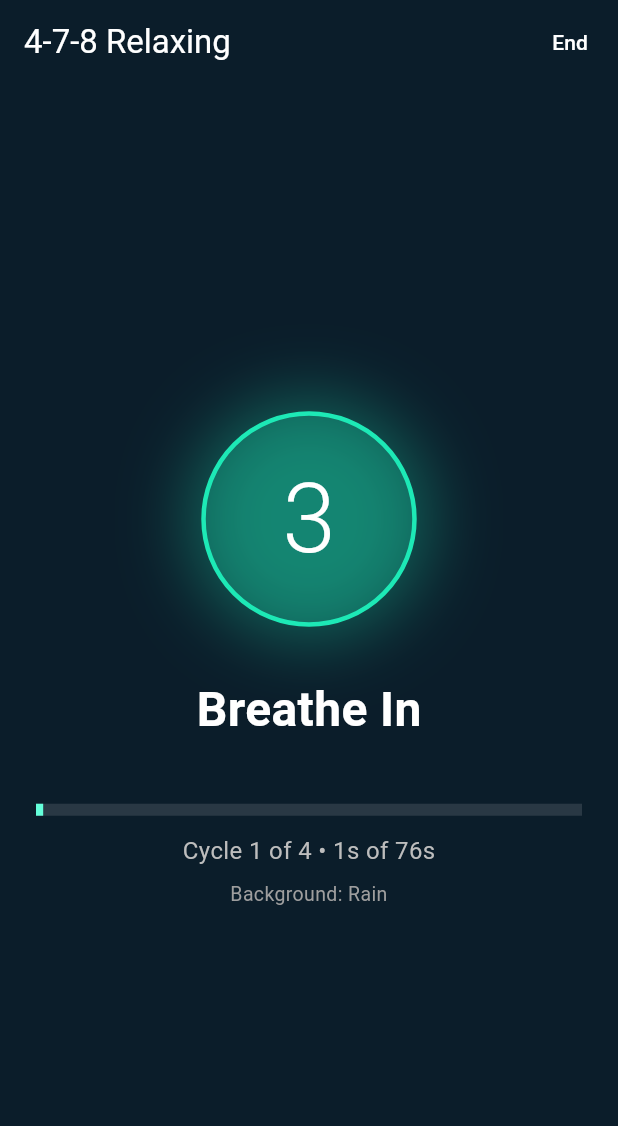
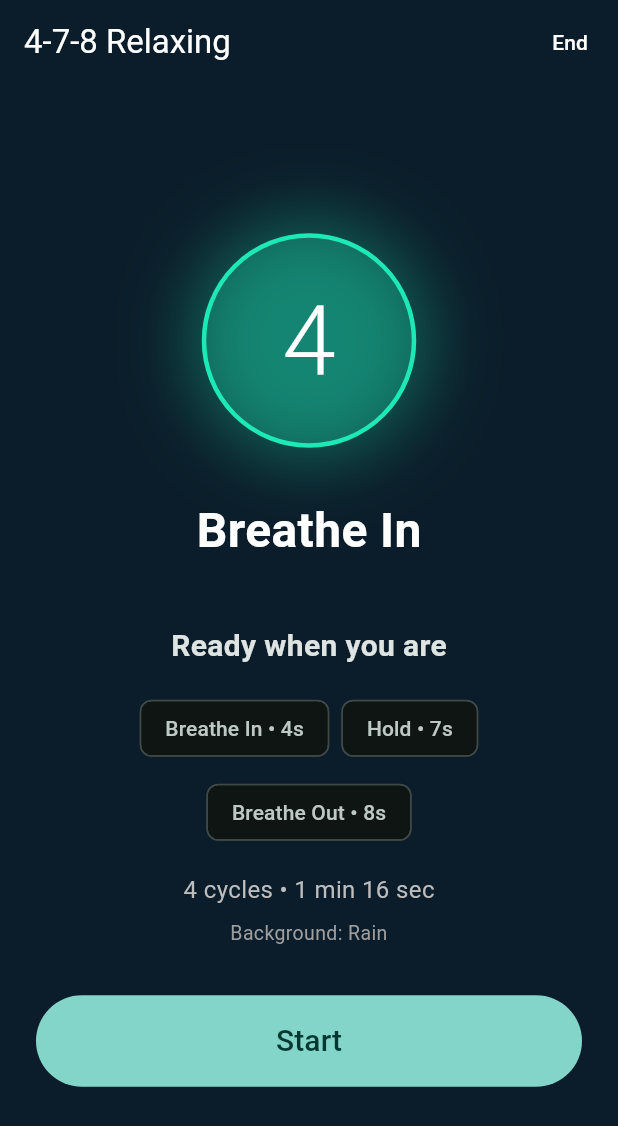
Before and after one commit to sohailtnt1-sudo/breathing-timer-478, a Flutter app: the screen it shows after launch, after a tap on "4-7-8 Relaxing", on a phone screen of 412 x 824 dp. Shown: the top 1126 px of the screen. Run offline on Flutter 3.47's test engine with Material 3 defaults, Android fonts, the phone set to English and light mode, and no system bars; our stand-ins replace audioplayers, flutter_local_notifications, flutter_timezone, flutter_tts, shared_preferences, timezone and 2 more; missing offline and left inert: home_widget; statements that could not run were skipped.

Commit message:
v3: Start button + fix background sound (asset paths, iOS audio context)

```diff
--- a/lib/main.dart
+++ b/lib/main.dart
@@ -23,8 +23,9 @@ Future<void> main() async {
   final widgetService = WidgetService();
   await widgetService.init();
 
-  // If the app was launched from the home-screen widget, start the
-  // favourite session once the first frame is ready.
+  // If the app was launched from the home-screen widget, open the
+  // favourite pattern's session screen (ready state — the countdown
+  // starts only when the user taps Start) once the first frame is ready.
   final launchedFromWidget = await widgetService.initiallyLaunchedFromWidget;
 
   runApp(
--- a/lib/models/breathing_pattern.dart
+++ b/lib/models/breathing_pattern.dart
@@ -242,10 +242,19 @@ enum BackgroundSound {
   final String name;
   final String explanation;
 
-  /// Asset path, or null for silence.
+  /// Asset path for audioplayers' [AssetSource], or null for silence.
+  ///
+  /// audioplayers resolves asset sources through AudioCache, whose
+  /// default prefix is 'assets/' — so the path must be RELATIVE to the
+  /// assets folder ('sounds/rain.wav'), NOT 'assets/sounds/rain.wav'.
+  /// Passing the full path made AudioCache look for the key
+  /// 'assets/assets/sounds/rain.wav', which does not exist, so play()
+  /// threw and the background sound was silently swallowed (v2 bug,
+  /// reported from a real phone 16 Nov 2026: "Background: Rain" showed
+  /// but no rain was heard).
   String? get assetPath => switch (id) {
-        'rain' => 'assets/sounds/rain.wav',
-        'ocean' => 'assets/sounds/ocean.wav',
+        'rain' => 'sounds/rain.wav',
+        'ocean' => 'sounds/ocean.wav',
         _ => null,
       };
 
--- a/lib/screens/home_screen.dart
+++ b/lib/screens/home_screen.dart
@@ -9,11 +9,12 @@ import 'session_screen.dart';
 import 'settings_screen.dart';
 import 'unlock_screen.dart';
 
-/// Home: the pattern list. One tap starts a session.
+/// Home: the pattern list. One tap opens a session screen; the
+/// countdown starts only when the user taps Start there.
 ///
 /// Free: 4-7-8, Box, Equal, Calm + Rain sound + current streak.
 /// Locked (Premium): Triangle, Coherent, Energizing, Custom — tapping a
-/// locked pattern opens the Unlock screen instead of starting a session.
+/// locked pattern opens the Unlock screen instead of a session.
 class HomeScreen extends StatefulWidget {
   const HomeScreen({super.key, required this.streakService});
 
@@ -81,7 +82,7 @@ class _HomeScreenState extends State<HomeScreen> {
           _StreakCard(streakService: widget.streakService),
           const SizedBox(height: 16),
           const Text(
-            'Choose a pattern — tap to start',
+            'Choose a pattern — tap to open',
             style: TextStyle(fontSize: 18, fontWeight: FontWeight.w600),
           ),
           const SizedBox(height: 8),
--- a/lib/screens/session_screen.dart
+++ b/lib/screens/session_screen.dart
@@ -16,6 +16,12 @@ import 'session_end_screen.dart';
 /// Session screen: animated circle + big text cue + countdown + cycle
 /// progress. No ads ever appear during a session.
 ///
+/// The screen opens in a READY state: pattern, timings, cycles and the
+/// chosen background sound are shown with a big Start button, and the
+/// countdown begins ONLY when the user taps Start (v3, user feedback
+/// 16 Nov 2026 — v2 auto-started on tap). The widget deep link
+/// (breathe478://start-session) lands on the same ready state.
+///
 /// Sleep mode (Premium): the screen is allowed to turn off — the session
 /// keeps going with voice cues + vibration only, and NO wakelock is held.
 /// Normal sessions keep the screen on with a wakelock.
@@ -25,11 +31,17 @@ class SessionScreen extends StatefulWidget {
     required this.pattern,
     required this.cycles,
     required this.streakService,
+    this.audioService,
+    this.cueService,
   });
 
   final BreathingPattern pattern;
   final int cycles;
   final StreakService streakService;
+
+  /// Injectable for tests; the app always uses the real services.
+  final AudioService? audioService;
+  final CueService? cueService;
 
   @override
   State<SessionScreen> createState() => _SessionScreenState();
@@ -44,11 +56,14 @@ class _SessionScreenState extends State<SessionScreen> {
   int _remaining = 0;
   bool _finished = false;
 
+  /// True once the user has tapped Start and the countdown is running.
+  bool _started = false;
+
   @override
   void initState() {
     super.initState();
-    _audio = AudioService();
-    _cues = CueService();
+    _audio = widget.audioService ?? AudioService();
+    _cues = widget.cueService ?? CueService();
     _phase = widget.pattern.activePhases.first;
     _remaining = _phase!.seconds;
     _runner = BreathingSessionRunner(
@@ -60,11 +75,17 @@ class _SessionScreenState extends State<SessionScreen> {
       }),
       onComplete: _onComplete,
     );
-    // Start the clock FIRST. The session must advance within a second of
-    // this screen appearing, even if TTS / audio / wakelock setup hangs
-    // or fails on this device (v1 froze at "0s" because the runner only
-    // started after that setup finished). All cue + audio setup runs
-    // afterwards, best-effort, and can never block the timer.
+    // Do NOT start here: the countdown begins only when the user taps
+    // Start (see _onStart). The clock still starts first, before any
+    // cue/audio setup, so a hung TTS/audio call can never freeze it
+    // the way v1 froze at "0s".
+  }
+
+  /// User tapped Start: begin the countdown, then set up cues/audio
+  /// best-effort (they can never block the timer).
+  void _onStart() {
+    if (_started) return;
+    setState(() => _started = true);
     _runner.start();
     unawaited(_startCues());
   }
@@ -85,8 +106,7 @@ class _SessionScreenState extends State<SessionScreen> {
       }
       await _cues.init().timeout(const Duration(seconds: 4));
       await _audio
-          .startBackground(
-              settings.backgroundSound, settings.backgroundVolume)
+          .startBackground(settings.backgroundSound, settings.backgroundVolume)
           .timeout(const Duration(seconds: 5));
       await _audio
           .playChime(settings.startEndVolume)
@@ -128,8 +148,7 @@ class _SessionScreenState extends State<SessionScreen> {
     await _audio.playChime(settings.startEndVolume);
     if (settings.vibrationEnabled) await _cues.vibrate(long: true);
     final minutes = (widget.pattern.totalSeconds(widget.cycles) / 60).ceil();
-    final streak = await widget.streakService
-        .recordSession(minutes: minutes);
+    final streak = await widget.streakService.recordSession(minutes: minutes);
     if (!mounted) return;
     Navigator.of(context).pushReplacement(
       MaterialPageRoute(
@@ -180,17 +199,78 @@ class _SessionScreenState extends State<SessionScreen> {
         ],
       ),
       body: SafeArea(
+        // Center + scroll: the ready state (circle + chips + Start) is
+        // taller than the running state, and on short screens the
+        // Column used to overflow by a few pixels. Centred when it fits,
+        // scrollable when it doesn't.
         child: Padding(
           padding: const EdgeInsets.all(24),
+          child: Center(
+            child: SingleChildScrollView(
               child: Column(
+                mainAxisSize: MainAxisSize.min,
                 mainAxisAlignment: MainAxisAlignment.center,
                 children: [
                   BreathingCircle(
                     phase: phase,
                     secondsRemaining: _remaining,
-                phaseProgress: phaseProgress.clamp(0.0, 1.0),
+                    phaseProgress: _started
+                        ? phaseProgress.clamp(0.0, 1.0)
+                        : 0.0,
                   ),
                   const SizedBox(height: 40),
+                  if (!_started) ...[
+                    const Text(
+                      'Ready when you are',
+                      style: TextStyle(
+                        fontSize: 20,
+                        fontWeight: FontWeight.w600,
+                      ),
+                    ),
+                    const SizedBox(height: 16),
+                    Wrap(
+                      alignment: WrapAlignment.center,
+                      spacing: 8,
+                      runSpacing: 8,
+                      children: [
+                        for (final p in widget.pattern.activePhases)
+                          Chip(label: Text('${p.label} • ${p.seconds}s')),
+                      ],
+                    ),
+                    const SizedBox(height: 16),
+                    Text(
+                      '${widget.cycles} cycles • '
+                      '${widget.pattern.totalDurationLabel(widget.cycles)}',
+                      style: TextStyle(
+                        color: Colors.grey.shade400,
+                        fontSize: 16,
+                      ),
+                    ),
+                    const SizedBox(height: 8),
+                    Text(
+                      'Background: ${settings.backgroundSound.name}'
+                      '${settings.sleepMode ? ' • Sleep mode on — screen may turn off' : ''}',
+                      style: TextStyle(
+                        color: Colors.grey.shade500,
+                        fontSize: 13,
+                      ),
+                      textAlign: TextAlign.center,
+                    ),
+                    const SizedBox(height: 32),
+                    SizedBox(
+                      width: double.infinity,
+                      child: FilledButton(
+                        onPressed: _onStart,
+                        style: FilledButton.styleFrom(
+                          padding: const EdgeInsets.symmetric(vertical: 16),
+                        ),
+                        child: const Text(
+                          'Start',
+                          style: TextStyle(fontSize: 20),
+                        ),
+                      ),
+                    ),
+                  ] else ...[
                     LinearProgressIndicator(
                       value: engine.progress,
                       backgroundColor: Colors.white12,
@@ -201,16 +281,25 @@ class _SessionScreenState extends State<SessionScreen> {
                     Text(
                       'Cycle ${engine.currentCycle} of ${widget.cycles} • '
                       '${engine.elapsedSeconds}s of ${engine.totalSeconds}s',
-                style: TextStyle(color: Colors.grey.shade400, fontSize: 16),
+                      style: TextStyle(
+                        color: Colors.grey.shade400,
+                        fontSize: 16,
+                      ),
                     ),
                     const SizedBox(height: 8),
                     Text(
                       'Background: ${settings.backgroundSound.name}'
                       '${settings.sleepMode ? ' • Sleep mode on — screen may turn off' : ''}',
-                style: TextStyle(color: Colors.grey.shade500, fontSize: 13),
+                      style: TextStyle(
+                        color: Colors.grey.shade500,
+                        fontSize: 13,
+                      ),
                       textAlign: TextAlign.center,
                     ),
                   ],
+                ],
+              ),
+            ),
           ),
         ),
       ),
--- a/lib/services/audio_service.dart
+++ b/lib/services/audio_service.dart
@@ -12,15 +12,26 @@ import '../models/breathing_pattern.dart';
 /// stops another app's playback. Verified by code inspection — see
 /// [audioContext] below.
 class AudioService {
-  AudioService() {
-    _backgroundPlayer = AudioPlayer();
-    _chimePlayer = AudioPlayer();
+  /// [backgroundPlayer] / [chimePlayer] are injectable for tests; the
+  /// app always uses the real players.
+  AudioService({AudioPlayer? backgroundPlayer, AudioPlayer? chimePlayer}) {
+    _backgroundPlayer = backgroundPlayer ?? AudioPlayer();
+    _chimePlayer = chimePlayer ?? AudioPlayer();
   }
 
   late final AudioPlayer _backgroundPlayer;
   late final AudioPlayer _chimePlayer;
 
   bool _contextApplied = false;
+
+  /// Last background-sound error, if starting the loop failed.
+  /// Kept (instead of only a debugPrint) so a silent failure is
+  /// observable — the v2 rain sound failed exactly this way and nobody
+  /// could see why. Null after a successful start.
+  String? lastBackgroundError;
+
+  /// True once a background loop has started successfully.
+  bool backgroundStarted = false;
 
   /// The shared audio context used by both players.
   static AudioContext get audioContext => AudioContext(
@@ -29,8 +40,14 @@ class AudioService {
           audioFocus: AndroidAudioFocus.gainTransientMayDuck,
         ),
         iOS: AudioContextIOS(
-          // Ambient: mixes with the user's own music.
-          category: AVAudioSessionCategory.ambient,
+          // playback + mixWithOthers: our sounds play while the user's
+          // own music keeps playing.
+          // (ambient + mixWithOthers is REJECTED by audioplayers' own
+          // assertion — it throws in debug builds. v2 used ambient +
+          // mixWithOthers, so _ensureContext() threw before any sound
+          // could start; the error was swallowed and no audio ever
+          // played. This is the second half of the v2 silent-sound bug.)
+          category: AVAudioSessionCategory.playback,
           options: {AVAudioSessionOptions.mixWithOthers},
         ),
       );
@@ -50,13 +67,17 @@ class AudioService {
 
   /// Start the chosen background sound on loop, at [volume] (0.0–1.0).
   /// [BackgroundSound.none] (or a null asset) stops any loop.
-  Future<void> startBackground(BackgroundSound sound, double volume) async {
+  /// Returns true when the loop actually started; on failure
+  /// [lastBackgroundError] explains why instead of failing silently.
+  Future<bool> startBackground(BackgroundSound sound, double volume) async {
+    lastBackgroundError = null;
+    backgroundStarted = false;
     try {
       await _ensureContext();
       final path = sound.assetPath;
       if (path == null) {
         await stopBackground();
-        return;
+        return true;
       }
       await _backgroundPlayer
           .setReleaseMode(ReleaseMode.loop)
@@ -67,8 +88,12 @@ class AudioService {
       await _backgroundPlayer
           .play(AssetSource(path))
           .timeout(const Duration(seconds: 5));
+      backgroundStarted = true;
+      return true;
     } catch (e) {
+      lastBackgroundError = e.toString();
       debugPrint('Background sound failed: $e');
+      return false;
     }
   }
 
@@ -81,6 +106,7 @@ class AudioService {
   }
 
   Future<void> stopBackground() async {
+    backgroundStarted = false;
     try {
       await _backgroundPlayer.stop().timeout(const Duration(seconds: 3));
     } catch (e) {
@@ -95,8 +121,10 @@ class AudioService {
       await _chimePlayer
           .setVolume(volume.clamp(0.0, 1.0))
           .timeout(const Duration(seconds: 3));
+      // Same prefix rule as the background sounds: the path is relative
+      // to the assets folder ('sounds/chime.wav'), not 'assets/...'.
       await _chimePlayer
-          .play(AssetSource('assets/sounds/chime.wav'))
+          .play(AssetSource('sounds/chime.wav'))
           .timeout(const Duration(seconds: 5));
     } catch (e) {
       debugPrint('Chime failed: $e');
```
Also changed, not shown: 3 other files. Lines whose indentation alone changed are shown as unchanged.
